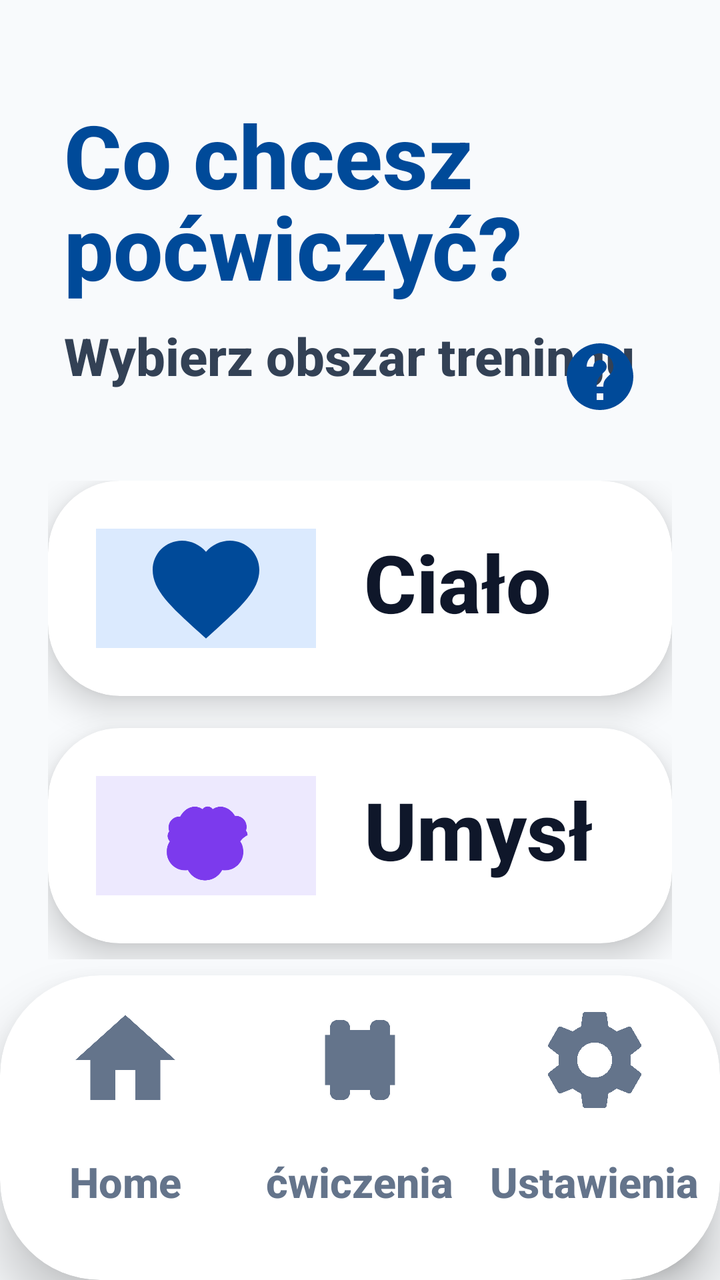
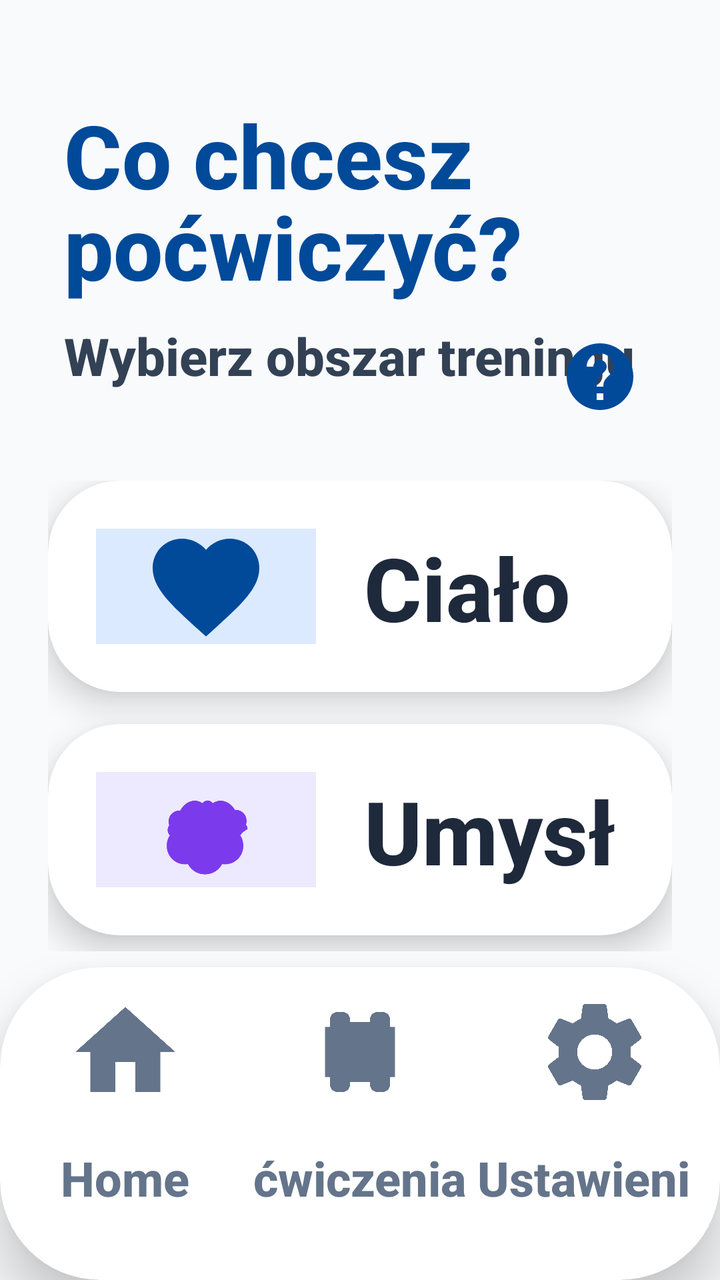

An Android layout rendered at two revisions. The XML below is the earlier revision; the diff shows what the commit changed to produce the second picture.
<!-- AndroidManifest.xml: application theme Theme.Fitnessapp -->
<!-- res/layout/activity_choice.xml -->
<?xml version="1.0" encoding="utf-8"?>
<androidx.constraintlayout.widget.ConstraintLayout xmlns:android="http://schemas.android.com/apk/res/android"
    xmlns:app="http://schemas.android.com/apk/res-auto"
    android:layout_width="match_parent"
    android:layout_height="match_parent"
    android:background="#F8FAFC">

    <LinearLayout
        android:id="@+id/header_container"
        android:layout_width="match_parent"
        android:layout_height="wrap_content"
        android:orientation="vertical"
        android:paddingHorizontal="32dp"
        android:paddingTop="48dp"
        app:layout_constraintTop_toTopOf="parent">

<TextView
        android:id="@+id/tv_title"
        android:layout_width="match_parent"
        android:layout_height="wrap_content"
        android:text="Co chcesz\npoćwiczyć?"
        android:textColor="#004A99"
        android:textSize="44sp"
        android:textStyle="bold"
        android:lineSpacingMultiplier="0.9" />

    <RelativeLayout
        android:layout_width="match_parent"
        android:layout_height="wrap_content"
        android:layout_marginTop="8dp">

        <TextView
            android:id="@+id/tv_subtitle"
            android:layout_width="wrap_content"
            android:layout_height="wrap_content"
            android:text="Wybierz obszar treningu"
            android:textColor="#334155"
            android:textSize="26sp"
            android:textStyle="bold" />

        <ImageButton
            android:id="@+id/btn_help"
            android:layout_width="56dp"
            android:layout_height="56dp"
            android:layout_alignParentEnd="true"
            android:layout_centerVertical="true"
            android:background="?android:attr/selectableItemBackgroundBorderless"
            android:src="@drawable/ic_help"
            android:scaleType="fitCenter"
            android:padding="8dp"
            android:contentDescription="Pomoc głosowa" />
    </RelativeLayout>
    </LinearLayout>

    <LinearLayout
        android:layout_width="match_parent"
        android:layout_height="0dp"
        android:orientation="vertical"
        android:paddingHorizontal="24dp"
        android:paddingTop="24dp"
        android:paddingBottom="8dp"
        app:layout_constraintTop_toBottomOf="@id/header_container"
        app:layout_constraintBottom_toTopOf="@id/bottom_nav_container">

        
        <androidx.cardview.widget.CardView
            android:id="@+id/card_body"
            android:layout_width="match_parent"
            android:layout_height="0dp"
            android:layout_weight="1"
            android:layout_marginBottom="16dp"
            app:cardCornerRadius="36dp"
            app:cardElevation="10dp"
            android:clickable="true"
            android:focusable="true"
            android:foreground="?android:attr/selectableItemBackground">

            <LinearLayout
                android:layout_width="match_parent"
                android:layout_height="match_parent"
                android:gravity="center_vertical"
                android:orientation="horizontal"
                android:padding="24dp">

                <FrameLayout
                    android:layout_width="110dp"
                    android:layout_height="110dp">
                    <View
                        android:layout_width="match_parent"
                        android:layout_height="match_parent"
                        android:background="@drawable/bg_indicator_active"
                        android:backgroundTint="#DBEAFE" />
                    <ImageView
                        android:layout_width="64dp"
                        android:layout_height="64dp"
                        android:layout_gravity="center"
                        android:src="@drawable/ic_heart"
                        app:tint="#004A99" />
                </FrameLayout>

                <LinearLayout
                    android:layout_width="match_parent"
                    android:layout_height="wrap_content"
                    android:layout_marginStart="24dp"
                    android:orientation="vertical">
                    <TextView
                        android:layout_width="wrap_content"
                        android:layout_height="wrap_content"
                        android:text="Ciało"
                        android:textColor="#0F172A"
                        android:textSize="40sp"
                        android:textStyle="bold" />
                    <TextView
                        android:layout_width="wrap_content"
                        android:layout_height="wrap_content"
                        android:text="Siła i równowaga"
                        android:textColor="#64748B"
                        android:textSize="22sp"
                        android:textStyle="bold" />
                </LinearLayout>
            </LinearLayout>
        </androidx.cardview.widget.CardView>

        
        <androidx.cardview.widget.CardView
            android:id="@+id/card_mind"
            android:layout_width="match_parent"
            android:layout_height="0dp"
            android:layout_weight="1"
            android:layout_marginBottom="8dp"
            app:cardCornerRadius="36dp"
            app:cardElevation="10dp"
            android:clickable="true"
            android:focusable="true"
            android:foreground="?android:attr/selectableItemBackground">

            <LinearLayout
                android:layout_width="match_parent"
                android:layout_height="match_parent"
                android:gravity="center_vertical"
                android:orientation="horizontal"
                android:padding="24dp">

                <FrameLayout
                    android:layout_width="110dp"
                    android:layout_height="110dp">
                    <View
                        android:layout_width="match_parent"
                        android:layout_height="match_parent"
                        android:background="@drawable/bg_indicator_active"
                        android:backgroundTint="#EDE9FE" />
                    <ImageView
                        android:layout_width="64dp"
                        android:layout_height="64dp"
                        android:layout_gravity="center"
                        android:src="@drawable/ic_brain"
                        app:tint="#7C3AED" />
                </FrameLayout>

                <LinearLayout
                    android:layout_width="match_parent"
                    android:layout_height="wrap_content"
                    android:layout_marginStart="24dp"
                    android:orientation="vertical">
                    <TextView
                        android:layout_width="wrap_content"
                        android:layout_height="wrap_content"
                        android:text="Umysł"
                        android:textColor="#0F172A"
                        android:textSize="40sp"
                        android:textStyle="bold" />
                    <TextView
                        android:layout_width="wrap_content"
                        android:layout_height="wrap_content"
                        android:text="Pamięć i koncentracja"
                        android:textColor="#64748B"
                        android:textSize="22sp"
                        android:textStyle="bold" />
                </LinearLayout>
            </LinearLayout>
        </androidx.cardview.widget.CardView>

    </LinearLayout>

    <include
        android:id="@+id/bottom_nav_container"
        layout="@layout/layout_bottom_nav"
        android:layout_width="match_parent"
        android:layout_height="wrap_content"
        app:layout_constraintBottom_toBottomOf="parent" />

    <com.google.android.material.floatingactionbutton.FloatingActionButton
        android:id="@+id/fab_mic"
        android:layout_width="wrap_content"
        android:layout_height="wrap_content"
        android:layout_margin="16dp"
        android:layout_marginBottom="220dp"
        android:contentDescription="Nagrywanie głosu"
        android:src="@drawable/ic_mic"
        app:backgroundTint="#004A99"
        app:tint="#FFFFFF"
        app:fabSize="normal"
        app:elevation="8dp"
        app:layout_constraintBottom_toBottomOf="parent"
        app:layout_constraintEnd_toEndOf="parent" />

</androidx.constraintlayout.widget.ConstraintLayout>
<!-- res/layout/layout_bottom_nav.xml (included above) -->
<?xml version="1.0" encoding="utf-8"?>
<androidx.cardview.widget.CardView xmlns:android="http://schemas.android.com/apk/res/android"
    xmlns:app="http://schemas.android.com/apk/res-auto"
    android:id="@+id/bottom_nav_container"
    android:layout_width="match_parent"
    android:layout_height="210dp"
    app:cardCornerRadius="50dp"
    app:cardElevation="16dp"
    app:cardBackgroundColor="#FFFFFF"
    android:layout_marginBottom="-35dp">

    <LinearLayout
        android:layout_width="match_parent"
        android:layout_height="match_parent"
        android:orientation="horizontal"
        android:paddingBottom="35dp"
        android:paddingHorizontal="4dp"
        android:gravity="bottom">

        
        <LinearLayout
            android:id="@+id/nav_home"
            android:layout_width="0dp"
            android:layout_height="match_parent"
            android:layout_weight="1"
            android:gravity="center"
            android:orientation="vertical"
            android:clickable="true"
            android:focusable="true"
            android:background="?android:attr/selectableItemBackground">

            <androidx.cardview.widget.CardView
                android:id="@+id/nav_home_indicator"
                android:layout_width="120dp"
                android:layout_height="85dp"
                app:cardCornerRadius="30dp"
                app:cardElevation="0dp"
                app:cardBackgroundColor="@android:color/transparent">
                <ImageView
                    android:id="@+id/nav_home_icon"
                    android:layout_width="60dp"
                    android:layout_height="60dp"
                    android:layout_gravity="center"
                    android:src="@drawable/ic_home"
                    app:tint="#64748B" />
            </androidx.cardview.widget.CardView>
            <TextView
                android:id="@+id/nav_home_text"
                android:layout_width="wrap_content"
                android:layout_height="wrap_content"
                android:text="Home"
                android:textColor="#64748B"
                android:textStyle="bold"
                android:textSize="21sp"
                android:maxLines="1"
                android:ellipsize="none"
                android:layout_marginTop="4dp" />
        </LinearLayout>

        
        <LinearLayout
            android:id="@+id/nav_plan"
            android:layout_width="0dp"
            android:layout_height="match_parent"
            android:layout_weight="1"
            android:gravity="center"
            android:orientation="vertical"
            android:clickable="true"
            android:focusable="true"
            android:background="?android:attr/selectableItemBackground">

            <androidx.cardview.widget.CardView
                android:id="@+id/nav_plan_indicator"
                android:layout_width="120dp"
                android:layout_height="85dp"
                app:cardCornerRadius="30dp"
                app:cardElevation="0dp"
                app:cardBackgroundColor="@android:color/transparent">
                <ImageView
                    android:id="@+id/nav_plan_icon"
                    android:layout_width="60dp"
                    android:layout_height="60dp"
                    android:layout_gravity="center"
                    android:src="@drawable/ic_dumbbell"
                    app:tint="#64748B" />
            </androidx.cardview.widget.CardView>
            <TextView
                android:id="@+id/nav_plan_text"
                android:layout_width="wrap_content"
                android:layout_height="wrap_content"
                android:text="ćwiczenia"
                android:textColor="#64748B"
                android:textStyle="bold"
                android:textSize="21sp"
                android:maxLines="1"
                android:ellipsize="none"
                android:layout_marginTop="4dp" />
        </LinearLayout>

        
        <LinearLayout
            android:id="@+id/nav_settings"
            android:layout_width="0dp"
            android:layout_height="match_parent"
            android:layout_weight="1"
            android:gravity="center"
            android:orientation="vertical"
            android:clickable="true"
            android:focusable="true"
            android:background="?android:attr/selectableItemBackground">

            <androidx.cardview.widget.CardView
                android:id="@+id/nav_settings_indicator"
                android:layout_width="120dp"
                android:layout_height="85dp"
                app:cardCornerRadius="30dp"
                app:cardElevation="0dp"
                app:cardBackgroundColor="@android:color/transparent">
                <ImageView
                    android:id="@+id/nav_settings_icon"
                    android:layout_width="60dp"
                    android:layout_height="60dp"
                    android:layout_gravity="center"
                    android:src="@drawable/ic_settings"
                    app:tint="#64748B" />
            </androidx.cardview.widget.CardView>
            <TextView
                android:id="@+id/nav_settings_text"
                android:layout_width="wrap_content"
                android:layout_height="wrap_content"
                android:text="Ustawienia"
                android:textColor="#64748B"
                android:textStyle="bold"
                android:textSize="21sp"
                android:maxLines="1"
                android:ellipsize="none"
                android:layout_marginTop="4dp" />
        </LinearLayout>

    </LinearLayout>
</androidx.cardview.widget.CardView>
<!-- resources referenced by this layout -->
<resources>
  <!-- drawable bg_indicator_active (drawable) -->
  <?xml version="1.0" encoding="utf-8"?>
  <shape xmlns:android="http://schemas.android.com/apk/res/android"
      android:shape="rectangle">
      <solid android:color="@color/blue_primary" />
      <corners android:radius="4dp" />
  </shape>
  <!-- drawable ic_dumbbell (drawable) -->
  <vector xmlns:android="http://schemas.android.com/apk/res/android"
      android:width="24dp"
      android:height="24dp"
      android:viewportWidth="24"
      android:viewportHeight="24">
      <path
          android:fillColor="#000000"
          android:pathData="M18,18.5V17H19V7H18V5.5A1.5,1.5 0,0 0,16.5 4H15.5A1.5,1.5 0,0 0,14 5.5V6H10V5.5A1.5,1.5 0,0 0,8.5 4H7.5A1.5,1.5 0,0 0,6 5.5V7H5V17H6V18.5A1.5,1.5 0,0 0,7.5 20H8.5A1.5,1.5 0,0 0,10 18.5V18H14V18.5A1.5,1.5 0,0 0,15.5 20H16.5A1.5,1.5 0,0 0,18 18.5Z"/>
  </vector>
  <!-- drawable ic_heart (drawable) -->
  <vector xmlns:android="http://schemas.android.com/apk/res/android"
      android:width="24dp"
      android:height="24dp"
      android:viewportWidth="24"
      android:viewportHeight="24">
      <path
          android:fillColor="@color/blue_primary"
          android:pathData="M12,21.35l-1.45,-1.32C5.4,15.36 2,12.28 2,8.5 2,5.42 4.42,3 7.5,3c1.74,0 3.41,0.81 4.5,2.09C13.09,3.81 14.76,3 16.5,3 19.58,3 22,5.42 22,8.5c0,3.78 -3.4,6.86 -8.55,11.54L12,21.35z"/>
  </vector>
  <!-- drawable ic_help (drawable) -->
  <vector xmlns:android="http://schemas.android.com/apk/res/android"
      android:width="48dp"
      android:height="48dp"
      android:viewportWidth="24"
      android:viewportHeight="24">
      <path
          android:fillColor="#004A99"
          android:pathData="M12,2C6.48,2 2,6.48 2,12s4.48,10 10,10 10,-4.48 10,-10S17.52,2 12,2zM13,19h-2v-2h2v2zM15.07,11.25l-0.9,0.92C13.45,12.9 13,13.5 13,15h-2v-0.5c0,-1.1 0.45,-2.1 1.17,-2.83l1.24,-1.26c0.37,-0.36 0.59,-0.86 0.59,-1.41 0,-1.1 -0.9,-2 -2,-2s-2,0.9 -2,2L8,9c0,-2.21 1.79,-4 4,-4s4,1.79 4,4c0,0.88 -0.36,1.68 -0.93,2.25z"/>
  </vector>
  <!-- drawable ic_home (drawable) -->
  <vector xmlns:android="http://schemas.android.com/apk/res/android"
      android:width="24dp"
      android:height="24dp"
      android:viewportWidth="24"
      android:viewportHeight="24">
      <path
          android:fillColor="#FF000000"
          android:pathData="M10,20V14H14V20H19V12H22L12,3L2,12H5V20H10Z" />
  </vector>
  <!-- drawable ic_mic (drawable) -->
  <vector xmlns:android="http://schemas.android.com/apk/res/android"
      android:width="24dp"
      android:height="24dp"
      android:viewportWidth="24"
      android:viewportHeight="24">
      <path
          android:fillColor="#1A5DFF"
          android:pathData="M12,14c1.66,0 3,-1.34 3,-3V5c0,-1.66 -1.34,-3 -3,-3S9,3.34 9,5v6C9,12.66 10.34,14 12,14zM17.3,11c0,3 -2.54,5.1 -5.3,5.1S6.7,14 6.7,11H5c0,3.41 2.72,6.23 6,6.72V21h2v-3.28c3.28,-0.49 6,-3.31 6,-6.72H17.3z"/>
  </vector>
  <style name="Theme.Fitnessapp" parent="Base.Theme.Fitnessapp" />
  <color name="blue_primary">#2563EB</color>
  <style name="Base.Theme.Fitnessapp" parent="Theme.Material3.Light.NoActionBar">
          
          <item name="android:fontFamily">sans-serif-medium</item>
          <item name="android:textAllCaps">false</item>
          <item name="android:textColor">#0F172A</item>
          <item name="android:windowBackground">#F8FAFC</item>
      </style>
  <!-- unchanged entries left out for length: 2 -->
</resources>

<!-- the commit's change to res/layout/activity_choice.xml (unified diff, before → after) -->
@@ -107,15 +107,15 @@
                         android:layout_width="wrap_content"
                         android:layout_height="wrap_content"
                         android:text="Ciało"
-                        android:textColor="#0F172A"
-                        android:textSize="40sp"
+                        android:textColor="#1E293B"
+                        android:textSize="44sp"
                         android:textStyle="bold" />
                     <TextView
                         android:layout_width="wrap_content"
                         android:layout_height="wrap_content"
                         android:text="Siła i równowaga"
-                        android:textColor="#64748B"
-                        android:textSize="22sp"
+                        android:textColor="#475569"
+                        android:textSize="26sp"
                         android:textStyle="bold" />
                 </LinearLayout>
             </LinearLayout>
@@ -166,15 +166,15 @@
                         android:layout_width="wrap_content"
                         android:layout_height="wrap_content"
                         android:text="Umysł"
-                        android:textColor="#0F172A"
-                        android:textSize="40sp"
+                        android:textColor="#1E293B"
+                        android:textSize="44sp"
                         android:textStyle="bold" />
                     <TextView
                         android:layout_width="wrap_content"
                         android:layout_height="wrap_content"
                         android:text="Pamięć i koncentracja"
-                        android:textColor="#64748B"
-                        android:textSize="22sp"
+                        android:textColor="#475569"
+                        android:textSize="26sp"
                         android:textStyle="bold" />
                 </LinearLayout>
             </LinearLayout>
@@ -188,21 +188,6 @@
         android:layout_width="match_parent"
         android:layout_height="wrap_content"
         app:layout_constraintBottom_toBottomOf="parent" />
-
-    <com.google.android.material.floatingactionbutton.FloatingActionButton
-        android:id="@+id/fab_mic"
-        android:layout_width="wrap_content"
-        android:layout_height="wrap_content"
-        android:layout_margin="16dp"
-        android:layout_marginBottom="220dp"
-        android:contentDescription="Nagrywanie głosu"
-        android:src="@drawable/ic_mic"
-        app:backgroundTint="#004A99"
-        app:tint="#FFFFFF"
-        app:fabSize="normal"
-        app:elevation="8dp"
-        app:layout_constraintBottom_toBottomOf="parent"
-        app:layout_constraintEnd_toEndOf="parent" />
 
 </androidx.constraintlayout.widget.ConstraintLayout>
 <!-- res/layout/layout_bottom_nav.xml (included above) -->
@@ -259,7 +244,7 @@
                 android:text="Home"
                 android:textColor="#64748B"
                 android:textStyle="bold"
-                android:textSize="21sp"
+                android:textSize="24sp"
                 android:maxLines="1"
                 android:ellipsize="none"
                 android:layout_marginTop="4dp" />
@@ -299,7 +284,7 @@
                 android:text="ćwiczenia"
                 android:textColor="#64748B"
                 android:textStyle="bold"
-                android:textSize="21sp"
+                android:textSize="24sp"
                 android:maxLines="1"
                 android:ellipsize="none"
                 android:layout_marginTop="4dp" />
@@ -339,7 +324,7 @@
                 android:text="Ustawienia"
                 android:textColor="#64748B"
                 android:textStyle="bold"
-                android:textSize="21sp"
+                android:textSize="24sp"
                 android:maxLines="1"
                 android:ellipsize="none"
                 android:layout_marginTop="4dp" />
<!-- resource entries referenced after the edit -->
@@ -47,16 +47,6 @@
           android:fillColor="#FF000000"
           android:pathData="M10,20V14H14V20H19V12H22L12,3L2,12H5V20H10Z" />
   </vector>
-  <!-- drawable ic_mic (drawable) -->
-  <vector xmlns:android="http://schemas.android.com/apk/res/android"
-      android:width="24dp"
-      android:height="24dp"
-      android:viewportWidth="24"
-      android:viewportHeight="24">
-      <path
-          android:fillColor="#1A5DFF"
-          android:pathData="M12,14c1.66,0 3,-1.34 3,-3V5c0,-1.66 -1.34,-3 -3,-3S9,3.34 9,5v6C9,12.66 10.34,14 12,14zM17.3,11c0,3 -2.54,5.1 -5.3,5.1S6.7,14 6.7,11H5c0,3.41 2.72,6.23 6,6.72V21h2v-3.28c3.28,-0.49 6,-3.31 6,-6.72H17.3z"/>
-  </vector>
   <style name="Theme.Fitnessapp" parent="Base.Theme.Fitnessapp" />
   <color name="blue_primary">#2563EB</color>
   <style name="Base.Theme.Fitnessapp" parent="Theme.Material3.Light.NoActionBar">
